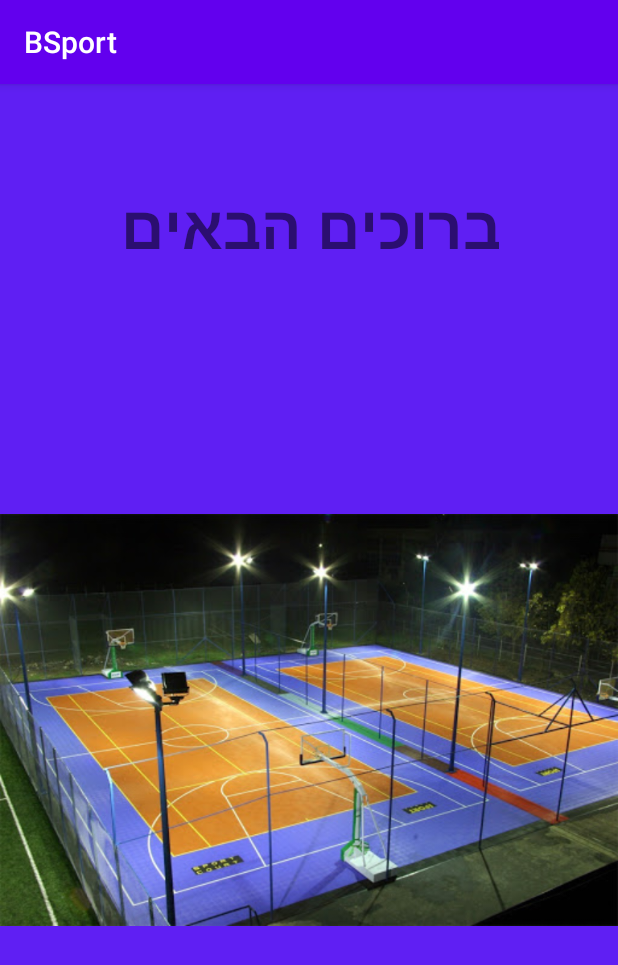
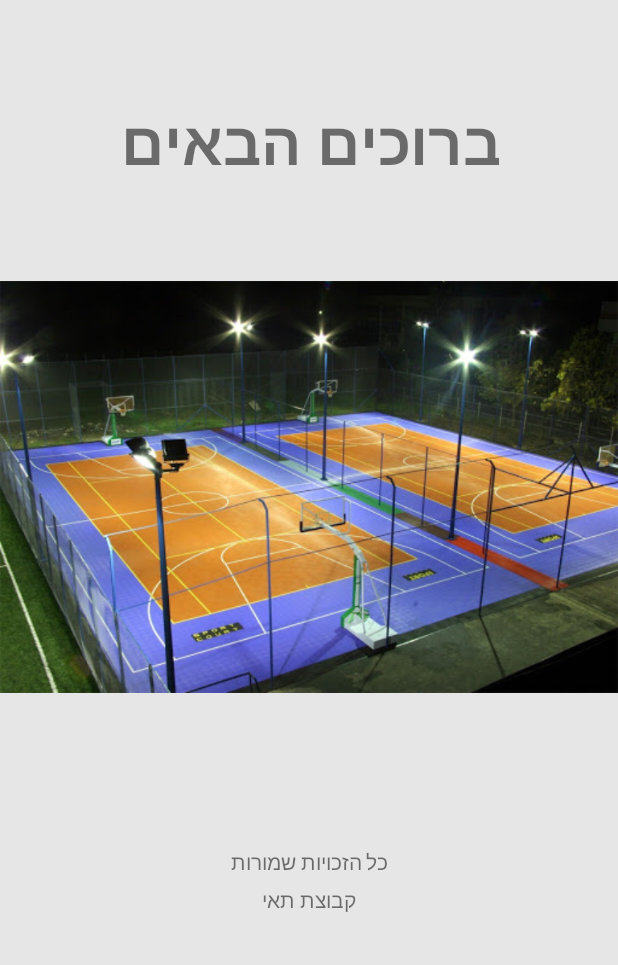
Before and after one commit to adirangel/BSport, an Android app: the MainActivity screen opened directly, with no data from a screen before it, on a phone screen of 412 x 824 dp. Shown: the top 965 px of the screen. Run offline under Robolectric (Android 15) with nearby library versions, the phone set to English and light mode, and no system bars.

Commit message:
Welcome page

```diff
--- a/app/build.gradle
+++ b/app/build.gradle
@@ -1,4 +1,5 @@
 apply plugin: 'com.android.application'
+apply plugin: 'com.google.gms.google-services'
 
 android {
     compileSdkVersion 29
@@ -25,9 +26,12 @@ android {
 
 dependencies {
     implementation fileTree(dir: 'libs', include: ['*.jar'])
-
+    implementation 'com.google.firebase:firebase-analytics:17.3.0'
     implementation 'androidx.appcompat:appcompat:1.1.0'
     implementation 'androidx.constraintlayout:constraintlayout:1.1.3'
+    implementation 'com.google.firebase:firebase-auth:19.3.0'
+    implementation 'com.google.firebase:firebase-database:19.2.1'
+    implementation 'com.google.firebase:firebase-storage:19.1.1'
     testImplementation 'junit:junit:4.12'
     androidTestImplementation 'androidx.test.ext:junit:1.1.1'
     androidTestImplementation 'androidx.test.espresso:espresso-core:3.2.0'
--- a/app/src/main/java/com/example/bsport/HomeActivity.java
+++ b/app/src/main/java/com/example/bsport/HomeActivity.java
@@ -1,14 +1,19 @@
 package com.example.bsport;
 
 import androidx.appcompat.app.AppCompatActivity;
+import androidx.appcompat.widget.Toolbar;
 
 import android.os.Bundle;
 
 public class HomeActivity extends AppCompatActivity {
 
+    private Toolbar mToolBar;
     @Override
     protected void onCreate(Bundle savedInstanceState) {
         super.onCreate(savedInstanceState);
         setContentView(R.layout.activity_home);
+        mToolBar = (Toolbar) findViewById(R.id.main_page_toolbar);
+        setSupportActionBar(mToolBar);
+        getSupportActionBar().setTitle("BSport");
     }
 }
--- a/app/src/main/res/layout/activity_main.xml
+++ b/app/src/main/res/layout/activity_main.xml
@@ -4,7 +4,7 @@
     xmlns:tools="http://schemas.android.com/tools"
     android:layout_width="match_parent"
     android:layout_height="match_parent"
-    android:background="#DF4A00F3"
+    android:background="@color/colorAccent"
     tools:context=".MainActivity">
 
     <TextView
@@ -23,11 +23,36 @@
         android:id="@+id/sportGr"
         android:layout_width="wrap_content"
         android:layout_height="wrap_content"
-        android:layout_marginBottom="42dp"
+        android:layout_marginTop="32dp"
+        android:layout_marginBottom="69dp"
+        android:src="@drawable/sportsground"
+        app:layout_constraintBottom_toTopOf="@+id/AllRightsReserved"
+        app:layout_constraintEnd_toEndOf="parent"
+        app:layout_constraintHorizontal_bias="0.0"
+        app:layout_constraintStart_toStartOf="parent"
+        app:layout_constraintTop_toBottomOf="@+id/Welcome" />
+
+    <TextView
+        android:id="@+id/AllRightsReserved"
+        android:layout_width="wrap_content"
+        android:layout_height="wrap_content"
+        android:layout_marginTop="69dp"
+        android:text="כל הזכויות שמורות"
+        app:layout_constraintEnd_toEndOf="parent"
+        app:layout_constraintStart_toStartOf="parent"
+        app:layout_constraintTop_toBottomOf="@+id/sportGr" />
+
+    <TextView
+        android:id="@+id/group_tay"
+        android:layout_width="wrap_content"
+        android:layout_height="wrap_content"
+        android:layout_marginTop="6dp"
+        android:layout_marginBottom="104dp"
+        android:text="קבוצת תאי"
         app:layout_constraintBottom_toBottomOf="parent"
         app:layout_constraintEnd_toEndOf="parent"
         app:layout_constraintStart_toStartOf="parent"
-        app:layout_constraintTop_toBottomOf="@+id/Welcome"
-        android:src="@drawable/sportsground" />
+        app:layout_constraintTop_toBottomOf="@+id/AllRightsReserved"
+        app:layout_constraintVertical_bias="0.0" />
 
 </androidx.constraintlayout.widget.ConstraintLayout>
--- a/app/src/main/res/values/colors.xml
+++ b/app/src/main/res/values/colors.xml
@@ -1,6 +1,6 @@
 <?xml version="1.0" encoding="utf-8"?>
 <resources>
-    <color name="colorPrimary">#6200EE</color>
-    <color name="colorPrimaryDark">#3700B3</color>
-    <color name="colorAccent">#03DAC5</color>
+    <color name="colorPrimary">#006257</color>
+    <color name="colorPrimaryDark">#005048</color>
+    <color name="colorAccent">#E6E6E6</color>
 </resources>
--- a/app/src/main/res/values/styles.xml
+++ b/app/src/main/res/values/styles.xml
@@ -1,7 +1,7 @@
 <resources>
 
     <!-- Base application theme. -->
-    <style name="AppTheme" parent="Theme.AppCompat.Light.DarkActionBar">
+    <style name="AppTheme" parent="Theme.AppCompat.Light.NoActionBar">
         <!-- Customize your theme here. -->
         <item name="colorPrimary">@color/colorPrimary</item>
         <item name="colorPrimaryDark">@color/colorPrimaryDark</item>
--- a/build.gradle
+++ b/build.gradle
@@ -8,8 +8,8 @@ buildscript {
 
     }
     dependencies {
-        classpath 'com.android.tools.build:gradle:3.6.1'
-
+        classpath 'com.android.tools.build:gradle:3.6.2'
+        classpath 'com.google.gms:google-services:4.3.3'
 
         // NOTE: Do not place your application dependencies here; they belong
         // in the individual module build.gradle files
@@ -20,7 +20,6 @@ allprojects {
     repositories {
         google()
         jcenter()
-
     }
 }
 
```
Also changed, not shown: app/src/main/res/layout/activity_home.xml (+8 -1 lines), app/src/main/res/layout/app_bar_layout.xml (added, +10 -0 lines), 1 other file.
